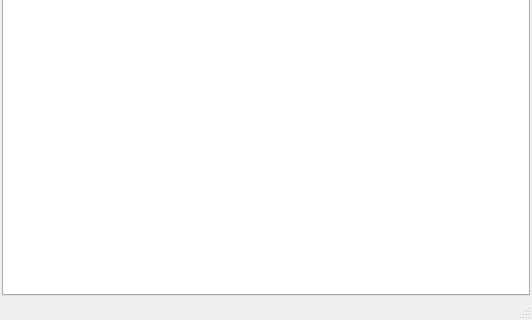
Old version of the form src/MyCrawler/MyCrawlerServer/ServerMainWindow.ui in the repository geogeo28/mycrawler-alpha; both pictures show x 0 to 532 and y 158 to 478 of the 532 by 478 pixel window.
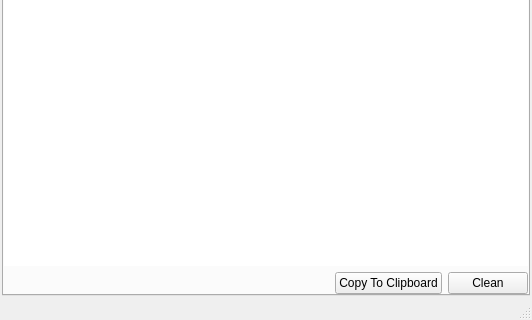
New version of the form. Icons and pictures are not drawn. Custom widgets are drawn as their Qt base class.

Commit message: / Fixed a bug in MyQTreeWidget. The settings ColumnSortedIndex and ColumnSortedOrder were stored in the array of columns 'Columns'. + Added buttons 'Copy To Clipboard' and 'Clean' for ServerLogWidget.

What changed in the file:
```diff
--- a/src/MyCrawler/MyCrawlerServer/ServerMainWindow.ui
+++ b/src/MyCrawler/MyCrawlerServer/ServerMainWindow.ui
@@ -74,6 +74,37 @@
           </column>
          </widget>
         </item>
+        <item>
+         <layout class="QHBoxLayout" name="horizontalLayout">
+          <item>
+           <spacer name="horizontalSpacer">
+            <property name="orientation">
+             <enum>Qt::Horizontal</enum>
+            </property>
+            <property name="sizeHint" stdset="0">
+             <size>
+              <width>40</width>
+              <height>20</height>
+             </size>
+            </property>
+           </spacer>
+          </item>
+          <item>
+           <widget class="QPushButton" name="buttonServerLogCopy">
+            <property name="text">
+             <string>Copy To Clipboard</string>
+            </property>
+           </widget>
+          </item>
+          <item>
+           <widget class="QPushButton" name="buttonServerLogClean">
+            <property name="text">
+             <string>Clean</string>
+            </property>
+           </widget>
+          </item>
+         </layout>
+        </item>
        </layout>
       </widget>
       <widget class="QWidget" name="tabClients">
```
Left out of the diff: 16 changed lines with no effect on the pictures. The commit also changes 4 other files.
